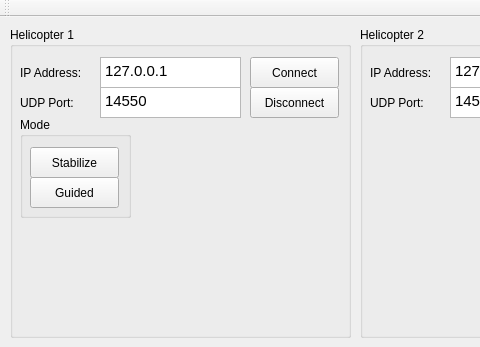
Qt form Gui/AerialCraneCommandCenter/mainwindow.ui (rddyas002/AerialCrane) before a commit; both pictures show x 0 to 480 and y 0 to 347 of the 711 by 552 pixel window.
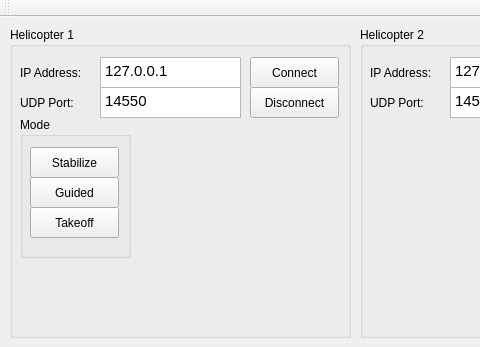
The same form after that commit.

Patch:
```diff
--- a/Gui/AerialCraneCommandCenter/mainwindow.ui
+++ b/Gui/AerialCraneCommandCenter/mainwindow.ui
@@ -118,7 +118,7 @@
        <x>10</x>
        <y>90</y>
        <width>111</width>
-       <height>101</height>
+       <height>141</height>
       </rect>
      </property>
      <property name="title">
@@ -150,6 +150,19 @@
        <string>Guided</string>
       </property>
      </widget>
+     <widget class="QPushButton" name="btn_takeoff">
+      <property name="geometry">
+       <rect>
+        <x>10</x>
+        <y>90</y>
+        <width>89</width>
+        <height>31</height>
+       </rect>
+      </property>
+      <property name="text">
+       <string>Takeoff</string>
+      </property>
+     </widget>
     </widget>
    </widget>
    <widget class="QGroupBox" name="groupBox_2">
```
Left out of the diff: 18 changed lines with no effect on the pictures.
